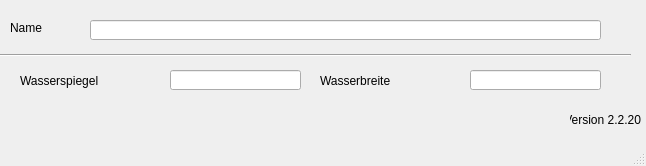
The window that qkan/database/templates/profildaten.ui (hoettges/QKan) describes before a commit, drawn with Qt 5.
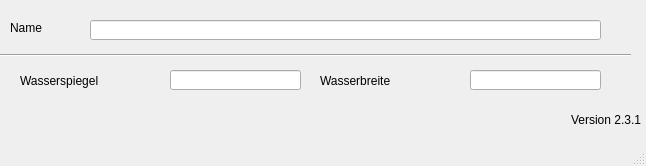
The same window after the commit.

What changed in the file:
```diff
--- a/qkan/database/templates/profildaten.ui
+++ b/qkan/database/templates/profildaten.ui
@@ -109,7 +109,7 @@
      <string>Version QKan Import</string>
     </property>
     <property name="text">
-     <string>Version 2.2.20</string>
+     <string>Version 2.3.1</string>
     </property>
     <property name="alignment">
      <set>Qt::AlignRight|Qt::AlignTrailing|Qt::AlignVCenter</set>
```
